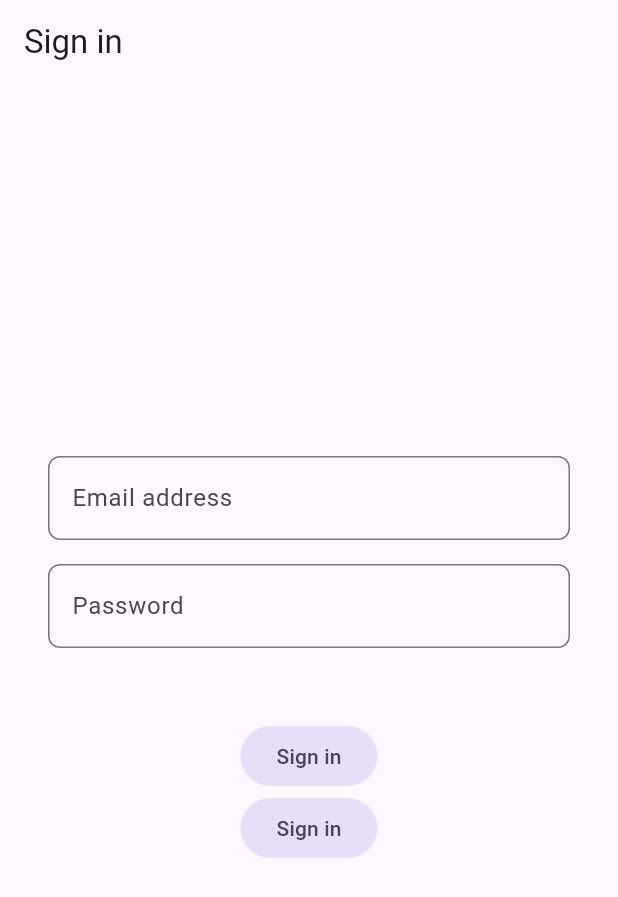
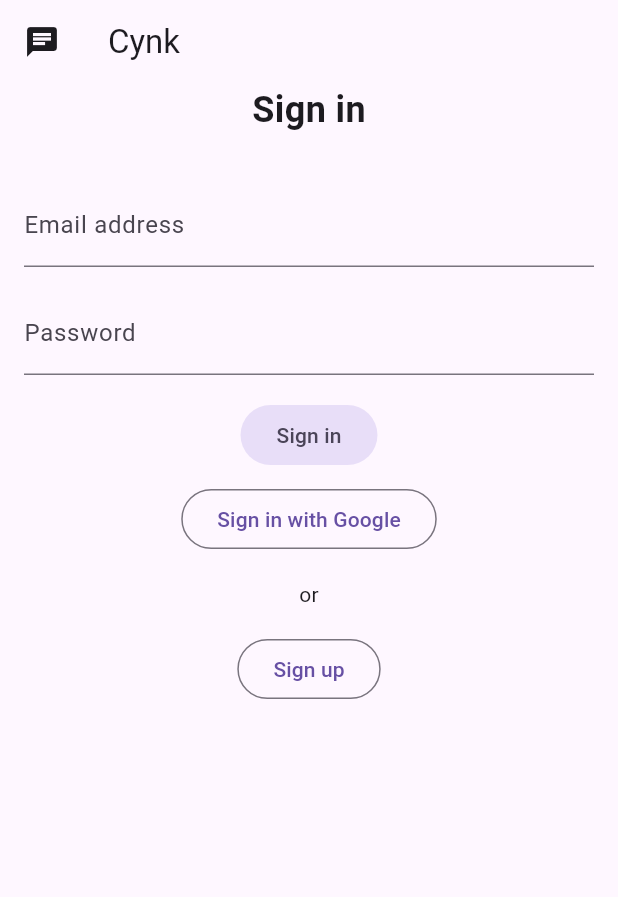
Before and after one commit to kasrow12/cynk, a Flutter app: the screen it shows after launch, on a phone screen of 412 x 824 dp. Shown: the top 897 px of the screen. Run offline on Flutter 3.47's test engine with Material 3 defaults, Android fonts, the phone set to English and light mode, and no system bars; our stand-ins replace bloc, cached_network_image, cloud_firestore, dio, equatable, firebase_auth and 10 more; missing offline and left inert: universal_html; accounts and stored records are empty.

Commit message:
Login & Registration ui validation

```diff
--- a/lib/features/auth/auth_gate.dart
+++ b/lib/features/auth/auth_gate.dart
@@ -1,6 +1,7 @@
 import 'package:cynk/features/auth/auth_cubit.dart';
+import 'package:cynk/features/auth/login_screen.dart';
+import 'package:cynk/features/auth/register_screen.dart';
 import 'package:cynk/features/chats/cubits/chats_cubit.dart';
-import 'package:cynk/screens/login/login_screen.dart';
 import 'package:flutter/material.dart';
 import 'package:flutter_bloc/flutter_bloc.dart';
 import 'package:provider/provider.dart';
@@ -24,6 +25,7 @@ class AuthGate extends StatelessWidget {
               ],
               child: child,
             ),
+          SigningUpScreenState() || SingingUpState() => const RegisterScreen(),
           SigningInState() || SignedOutState() => const LoginScreen(),
         };
       },
--- /dev/null
+++ b/lib/features/auth/login_screen.dart
@@ -0,0 +1,143 @@
+import 'package:cynk/features/auth/auth_cubit.dart';
+import 'package:flutter/material.dart';
+import 'package:provider/provider.dart';
+
+class LoginScreen extends StatefulWidget {
+  const LoginScreen({super.key});
+
+  @override
+  State<LoginScreen> createState() => _LoginScreenState();
+}
+
+class _LoginScreenState extends State<LoginScreen> {
+  final email = TextEditingController();
+  final password = TextEditingController();
+  final formKey = GlobalKey<FormState>();
+
+  void _signIn(AuthCubit authCubit) {
+    if (formKey.currentState?.validate() ?? false) {
+      authCubit.signInWithEmail(
+        email: email.text,
+        password: password.text,
+      );
+    }
+  }
+
+  @override
+  Widget build(BuildContext context) {
+    final authCubit = context.watch<AuthCubit>();
+    final state = authCubit.state;
+
+    return Scaffold(
+      appBar: AppBar(
+        title: const Text('Cynk'),
+        leading: const Icon(Icons.chat),
+      ),
+      body: SingleChildScrollView(
+        child: Center(
+          child: Padding(
+            padding: const EdgeInsets.symmetric(horizontal: 16),
+            child: SizedBox(
+              width: 400,
+              child: Form(
+                key: formKey,
+                // autovalidateMode: AutovalidateMode.onUserInteraction,
+                child: Column(
+                  mainAxisAlignment: MainAxisAlignment.center,
+                  children: [
+                    const Text(
+                      'Sign in',
+                      style:
+                          TextStyle(fontSize: 24, fontWeight: FontWeight.bold),
+                    ),
+                    const SizedBox(height: 32),
+                    TextFormField(
+                      decoration: const InputDecoration(
+                        labelText: 'Email address',
+                      ),
+                      controller: email,
+                      textInputAction: TextInputAction.next,
+                      validator: (value) {
+                        if (value == null ||
+                            value.isEmpty ||
+                            !value.contains('@')) {
+                          return 'Please enter valid email address';
+                        }
+                        return null;
+                      },
+                      onFieldSubmitted: (_) => FocusScope.of(context).nextFocus,
+                    ),
+                    const SizedBox(height: 16),
+                    TextFormField(
+                      decoration: const InputDecoration(
+                        labelText: 'Password',
+                      ),
+                      controller: password,
+                      obscureText: true,
+                      textInputAction: TextInputAction.done,
+                      validator: (value) {
+                        if (value == null || value.isEmpty) {
+                          return 'Please enter your password';
+                        }
+                        return null;
+                      },
+                      onFieldSubmitted: (_) => _signIn(authCubit),
+                    ),
+                    const SizedBox(height: 16),
+                    if (state case SignedOutState(:final error?)) ...[
+                      Text(
+                        error,
+                        style: const TextStyle(color: Colors.red, fontSize: 16),
+                      ),
+                      const SizedBox(height: 16),
+                    ],
+                    _SignInButton(
+                      enabled: state is SignedOutState,
+                      onSignIn: () => _signIn(authCubit),
+                    ),
+                    const SizedBox(height: 8),
+                    OutlinedButton(
+                      onPressed: authCubit.signInWithGoogle,
+                      child: const Text('Sign in with Google'),
+                    ),
+                    const SizedBox(height: 16),
+                    const Text('or'),
+                    const SizedBox(height: 16),
+                    OutlinedButton(
+                      onPressed: authCubit.moveToSignUp,
+                      child: const Text('Sign up'),
+                    ),
+                    const SizedBox(height: 32),
+                  ],
+                ),
+              ),
+            ),
+          ),
+        ),
+      ),
+    );
+  }
+}
+
+class _SignInButton extends StatelessWidget {
+  const _SignInButton({
+    required this.enabled,
+    required this.onSignIn,
+  });
+
+  final bool enabled;
+  final VoidCallback onSignIn;
+
+  @override
+  Widget build(BuildContext context) {
+    return FilledButton.tonal(
+      onPressed: enabled ? onSignIn : null,
+      child: enabled
+          ? const Text('Sign in')
+          : const SizedBox.square(
+              dimension: 16,
+              child: CircularProgressIndicator(strokeWidth: 2),
+            ),
+    );
+  }
+}
--- a/lib/features/chats/chats_screen.dart
+++ b/lib/features/chats/chats_screen.dart
@@ -14,10 +14,7 @@ class ChatsScreen extends StatelessWidget {
   @override
   Widget build(BuildContext context) {
     return Scaffold(
-      appBar: AppBar(
-        // backgroundColor: Colors.grey[400],
-        title: const Text('Chats'),
-      ),
+      appBar: AppBar(title: const Text('Chats')),
       body: BlocBuilder<ChatsCubit, ChatsState>(
         builder: (context, state) {
           return switch (state) {
--- a/lib/main.dart
+++ b/lib/main.dart
@@ -52,7 +52,10 @@ class _AppState extends State<_App> {
       routerConfig: _router,
       title: 'Cynk',
       darkTheme: ThemeData.dark(),
-      builder: (context, child) => FutureBuilder(
+      builder: (context, child) => Overlay(
+        initialEntries: [
+          OverlayEntry(
+            builder: (context) => FutureBuilder(
               future: _init,
               builder: (context, snapshot) {
                 if (child == null) {
@@ -69,6 +72,9 @@ class _AppState extends State<_App> {
                 };
               },
             ),
+          ),
+        ],
+      ),
     );
   }
 }
--- a/lib/screens/login/login_screen.dart
+++ /dev/null
@@ -1,92 +0,0 @@
-// login screen
-import 'package:cynk/features/auth/auth_cubit.dart';
-import 'package:flutter/material.dart';
-import 'package:provider/provider.dart';
-
-class LoginScreen extends StatefulWidget {
-  const LoginScreen({super.key});
-
-  @override
-  State<LoginScreen> createState() => _LoginScreenState();
-}
-
-class _LoginScreenState extends State<LoginScreen> {
-  final email = TextEditingController();
-  final password = TextEditingController();
-
-  @override
-  Widget build(BuildContext context) {
-    final authCubit = context.watch<AuthCubit>();
-    final state = authCubit.state;
-
-    return Scaffold(
-      appBar: AppBar(title: const Text('Sign in')),
-      body: Padding(
-        padding: const EdgeInsets.symmetric(horizontal: 32),
-        child: Column(
-          mainAxisAlignment: MainAxisAlignment.center,
-          children: [
-            TextField(
-              decoration: InputDecoration(
-                border:
-                    OutlineInputBorder(borderRadius: BorderRadius.circular(8)),
-                hintText: 'Email address',
-              ),
-              controller: email,
-            ),
-            const SizedBox(height: 16),
-            TextField(
-              decoration: InputDecoration(
-                border:
-                    OutlineInputBorder(borderRadius: BorderRadius.circular(8)),
-                hintText: 'Password',
-              ),
-              controller: password,
-              obscureText: true,
-            ),
-            const SizedBox(height: 16),
-            if (state case SignedOutState(:final error?)) ...[
-              Text(error),
-              const SizedBox(height: 16),
-            ] else
-              const SizedBox(height: 32),
-            _SignInButton(
-              enabled: state is SignedOutState,
-              onSignIn: () => authCubit.signInWithEmail(
-                email: email.text,
-                password: password.text,
-              ),
-            ),
-            _SignInButton(
-              enabled: state is SignedOutState,
-              onSignIn: authCubit.signInWithGoogle,
-            ),
-          ],
-        ),
-      ),
-    );
-  }
-}
-
-class _SignInButton extends StatelessWidget {
-  const _SignInButton({
-    required this.enabled,
-    required this.onSignIn,
-  });
-
-  final bool enabled;
-  final VoidCallback onSignIn;
-
-  @override
-  Widget build(BuildContext context) {
-    return FilledButton.tonal(
-      onPressed: enabled ? onSignIn : null,
-      child: enabled
-          ? const Text('Sign in')
-          : const SizedBox.square(
-              dimension: 16,
-              child: CircularProgressIndicator(strokeWidth: 2),
-            ),
-    );
-  }
-}
```
Also changed, not shown: lib/features/auth/auth_cubit.dart (+46 -23 lines), lib/features/auth/auth_service.dart (+26 -18 lines), lib/features/auth/register_screen.dart (added, +251 -0 lines), lib/features/chats/chat_screen.dart (+15 -4 lines), lib/features/chats/cubits/messages_cubit.dart (+12 -2 lines), lib/features/profile/profile_screen.dart (+14 -1 lines). Lines whose indentation alone changed are shown as unchanged.
